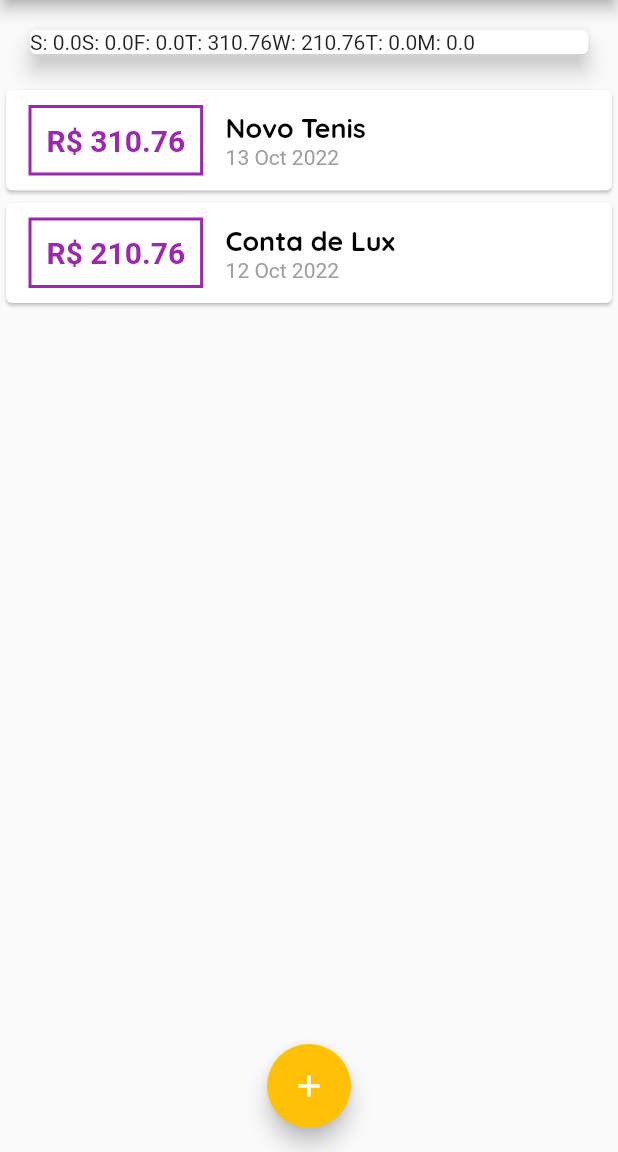
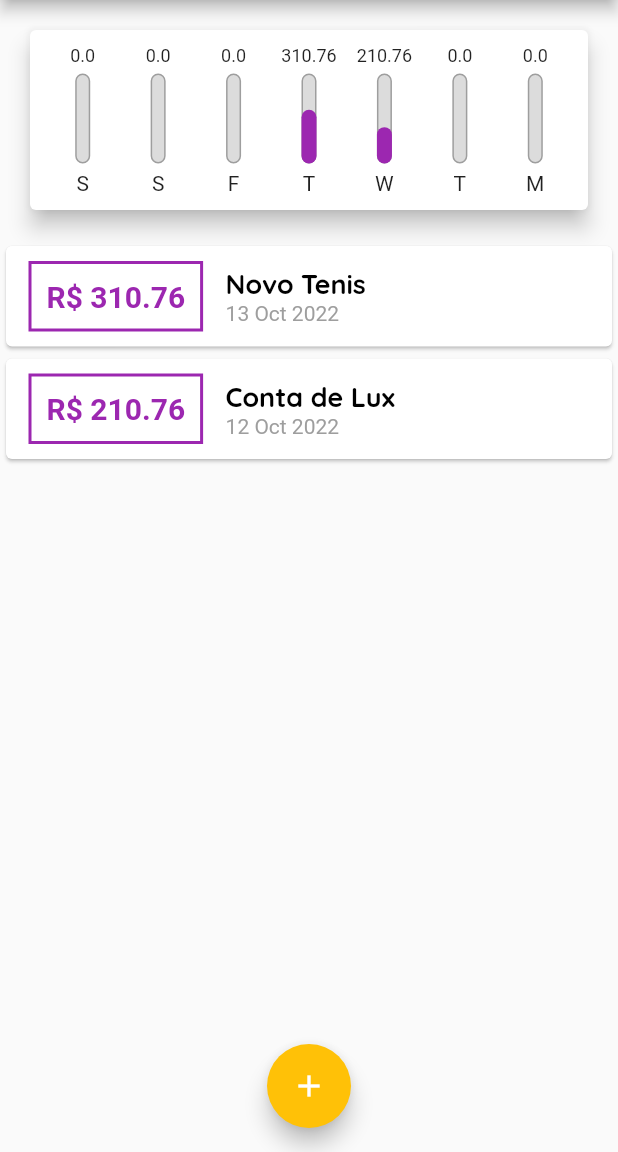
Before and after one commit to V-Icaro/Expenses-Flutter, a Flutter app: the screen it shows after launch, on a phone screen of 412 x 824 dp, the part 84-1236 px from its top. Run offline on Flutter 3.47's test engine with Material 2 defaults, Android fonts, the phone set to English and light mode, and no system bars.

Commit message:
Finalizando widget Chart e ChartBar

```diff
--- a/lib/components/chart.dart
+++ b/lib/components/chart.dart
@@ -1,3 +1,4 @@
+import 'package:expenses/components/chart_bar.dart';
 import 'package:expenses/models/transaction.dart';
 import 'package:flutter/material.dart';
 import 'package:intl/intl.dart';
@@ -35,15 +36,32 @@ class Chart extends StatelessWidget {
     });
   }
 
+  double get _weekTotalValue {
+    return groupedTransactions.fold(0.0, (sum, tr) {
+      return sum + (tr['value'] as double);
+    });
+  }
+
   @override
   Widget build(BuildContext context) {
     return Card(
       elevation: 6,
       margin: const EdgeInsets.all(20),
-      child: Row(
-        children: groupedTransactions.map((tr) {
-          return Text('${tr['day']}: ${tr['value']}');
-        }).toList(),
+      child: Padding(
+        padding: const EdgeInsets.all(10.0),
+        child: Row(
+          mainAxisAlignment: MainAxisAlignment.spaceAround,
+          children: groupedTransactions.map((tr) {
+            return Flexible(
+              fit: FlexFit.tight,
+              child: ChartBar(
+                label: tr['day'].toString(),
+                value: tr['value'] as double,
+                percentage: (tr['value'] as double) / _weekTotalValue,
+              ),
+            );
+          }).toList(),
+        ),
       ),
     );
   }
--- /dev/null
+++ b/lib/components/chart_bar.dart
@@ -0,0 +1,61 @@
+import 'package:flutter/material.dart';
+
+class ChartBar extends StatelessWidget {
+  const ChartBar({
+    super.key,
+    this.label,
+    this.value,
+    this.percentage,
+  });
+
+  final String? label;
+  final double? value;
+  final double? percentage;
+
+  @override
+  Widget build(BuildContext context) {
+    return Column(
+      children: [
+        FittedBox(
+          child: Text(
+            '${value!}',
+            style: const TextStyle(
+              fontSize: 12,
+            ),
+          ),
+        ),
+        const SizedBox(height: 5),
+        SizedBox(
+          height: 60,
+          width: 10,
+          child: Stack(
+            alignment: Alignment.bottomCenter,
+            children: [
+              Container(
+                decoration: BoxDecoration(
+                  border: Border.all(
+                    color: Colors.grey,
+                    width: 1.0,
+                  ),
+                  color: const Color.fromRGBO(220, 220, 220, 1),
+                  borderRadius: BorderRadius.circular(5),
+                ),
+              ),
+              FractionallySizedBox(
+                heightFactor: percentage,
+                child: Container(
+                  decoration: BoxDecoration(
+                    color: Theme.of(context).colorScheme.primary,
+                    borderRadius: BorderRadius.circular(5),
+                  ),
+                ),
+              )
+            ],
+          ),
+        ),
+        const SizedBox(height: 5),
+        Text(label!)
+      ],
+    );
+  }
+}
```
